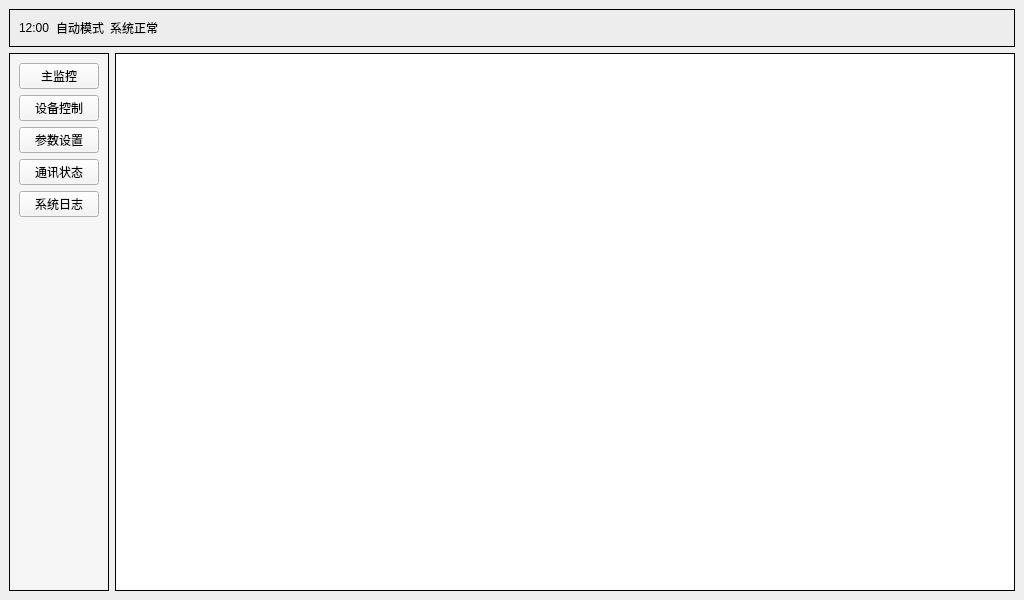
Old version of the form ui/mainwindow.ui in the repository LoveMiku233/qt_display_test.
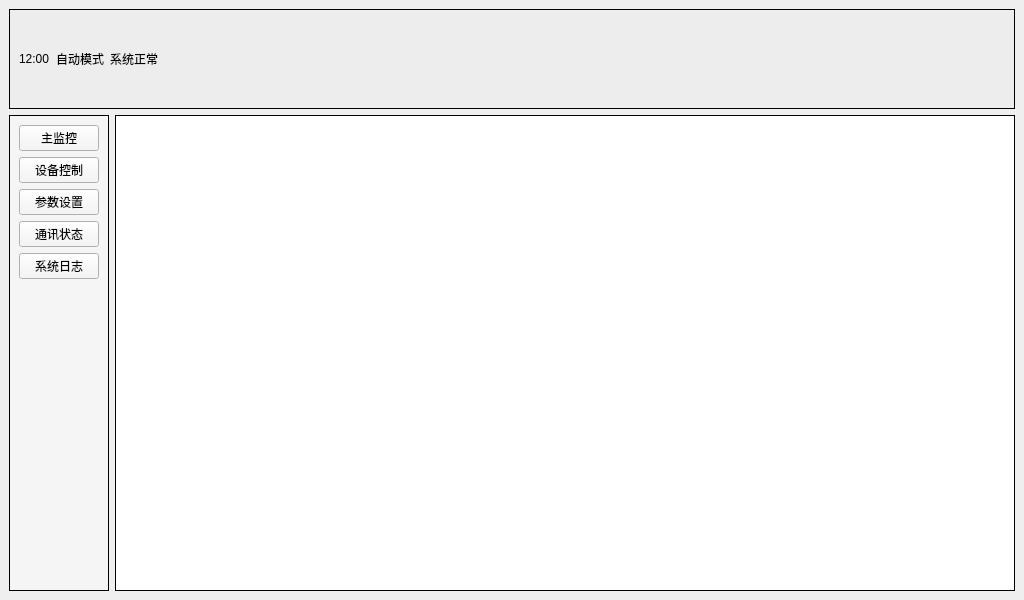
New version of the form.

Patch:
```diff
--- a/ui/mainwindow.ui
+++ b/ui/mainwindow.ui
@@ -17,6 +17,12 @@
    <layout class="QGridLayout" name="gridLayout" rowstretch="0,1" columnstretch="0,1">
     <item row="0" column="0" colspan="2">
      <widget class="QFrame" name="topBar">
+      <property name="minimumSize">
+       <size>
+        <width>0</width>
+        <height>100</height>
+       </size>
+      </property>
       <property name="styleSheet">
        <string>background:#EDEDED;</string>
       </property>
@@ -63,6 +69,12 @@
     </item>
     <item row="1" column="0">
      <widget class="QFrame" name="menuBar">
+      <property name="minimumSize">
+       <size>
+        <width>100</width>
+        <height>0</height>
+       </size>
+      </property>
       <property name="styleSheet">
        <string>background:#F5F5F5;</string>
       </property>
@@ -122,19 +134,13 @@
      </widget>
     </item>
     <item row="1" column="1">
-     <widget class="QFrame" name="contentFrame">
+     <widget class="QStackedWidget" name="contentStackedWidget">
       <property name="styleSheet">
        <string>background:#FFFFFF;</string>
       </property>
       <property name="frameShape">
        <enum>QFrame::Box</enum>
       </property>
-      <layout class="QVBoxLayout" name="contentLayout">
-       <item>
-        <widget class="QStackedWidget" name="stackedWidget">
-        </widget>
-       </item>
-      </layout>
      </widget>
     </item>
    </layout>
```
